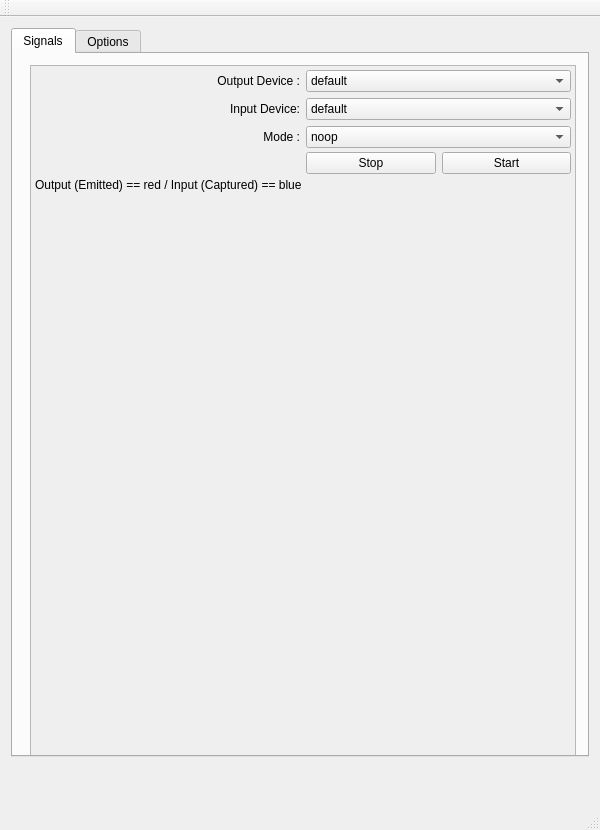
Above: src/gui/MainWindow.ui from gavv/signal-estimator before the change. Below: the same form after it.
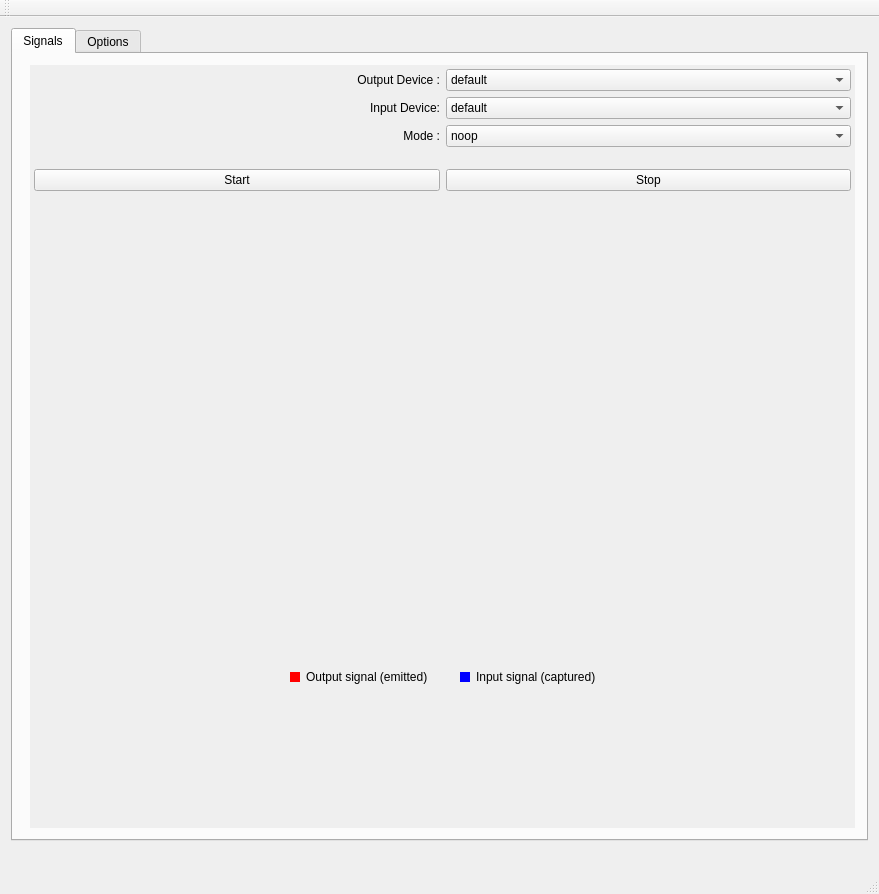
That is the form after the change. Custom widgets are drawn as their Qt base class.

Commit message: Refine GUI and add notice to README

```diff
--- a/src/gui/MainWindow.ui
+++ b/src/gui/MainWindow.ui
@@ -6,8 +6,8 @@
    <rect>
     <x>0</x>
     <y>0</y>
-    <width>600</width>
-    <height>830</height>
+    <width>879</width>
+    <height>894</height>
    </rect>
   </property>
   <property name="minimumSize">
@@ -39,6 +39,9 @@
             <height>700</height>
            </size>
           </property>
+          <property name="frameShape">
+           <enum>QFrame::NoFrame</enum>
+          </property>
           <property name="widgetResizable">
            <bool>true</bool>
           </property>
@@ -47,17 +50,11 @@
             <rect>
              <x>0</x>
              <y>0</y>
-             <width>552</width>
-             <height>698</height>
+             <width>845</width>
+             <height>700</height>
             </rect>
            </property>
-           <layout class="QFormLayout" name="formLayout_4">
-            <property name="horizontalSpacing">
-             <number>4</number>
-            </property>
-            <property name="verticalSpacing">
-             <number>4</number>
-            </property>
+           <layout class="QVBoxLayout" name="verticalLayout">
             <property name="leftMargin">
              <number>4</number>
             </property>
@@ -70,7 +67,7 @@
             <property name="bottomMargin">
              <number>4</number>
             </property>
-            <item row="0" column="0" colspan="2">
+            <item>
              <layout class="QGridLayout" name="gridLayout">
               <item row="1" column="1">
                <widget class="QComboBox" name="OutputDevices">
@@ -150,18 +147,30 @@
               </item>
              </layout>
             </item>
-            <item row="1" column="1">
+            <item>
+             <widget class="QFrame" name="frame">
+              <property name="minimumSize">
+               <size>
+                <width>0</width>
+                <height>10</height>
+               </size>
+              </property>
+              <property name="maximumSize">
+               <size>
+                <width>16777215</width>
+                <height>10</height>
+               </size>
+              </property>
+              <property name="frameShape">
+               <enum>QFrame::NoFrame</enum>
+              </property>
+              <property name="frameShadow">
+               <enum>QFrame::Raised</enum>
+              </property>
+             </widget>
+            </item>
+            <item>
              <layout class="QHBoxLayout" name="horizontalLayout">
-              <item>
-               <widget class="QPushButton" name="StopButton">
-                <property name="toolTip">
-                 <string>&lt;html&gt;&lt;head/&gt;&lt;body&gt;&lt;p&gt;Stop graphing. Please wait for the sounds of signal-estimator to stop&lt;/p&gt;&lt;/body&gt;&lt;/html&gt;</string>
-                </property>
-                <property name="text">
-                 <string>Stop</string>
-                </property>
-               </widget>
-              </item>
               <item>
                <widget class="QPushButton" name="StartButton">
                 <property name="toolTip">
@@ -172,22 +181,173 @@
                 </property>
                </widget>
               </item>
+              <item>
+               <widget class="QPushButton" name="StopButton">
+                <property name="toolTip">
+                 <string>&lt;html&gt;&lt;head/&gt;&lt;body&gt;&lt;p&gt;Stop graphing. Please wait for the sounds of signal-estimator to stop&lt;/p&gt;&lt;/body&gt;&lt;/html&gt;</string>
+                </property>
+                <property name="text">
+                 <string>Stop</string>
+                </property>
+               </widget>
+              </item>
              </layout>
             </item>
-            <item row="2" column="0">
-             <widget class="QLabel" name="OutputLabel">
-              <property name="text">
-               <string>Output (Emitted) == red / Input (Captured) == blue</string>
+            <item>
+             <widget class="QFrame" name="frame_3">
+              <property name="minimumSize">
+               <size>
+                <width>0</width>
+                <height>10</height>
+               </size>
+              </property>
+              <property name="maximumSize">
+               <size>
+                <width>16777215</width>
+                <height>10</height>
+               </size>
+              </property>
+              <property name="frameShape">
+               <enum>QFrame::NoFrame</enum>
+              </property>
+              <property name="frameShadow">
+               <enum>QFrame::Raised</enum>
               </property>
              </widget>
             </item>
-            <item row="3" column="0" colspan="2">
+            <item>
              <widget class="QwtPlot" name="OutputSig">
               <property name="autoReplot">
                <bool>false</bool>
               </property>
              </widget>
             </item>
+            <item>
+             <widget class="QFrame" name="frame_2">
+              <property name="minimumSize">
+               <size>
+                <width>0</width>
+                <height>10</height>
+               </size>
+              </property>
+              <property name="maximumSize">
+               <size>
+                <width>16777215</width>
+                <height>10</height>
+               </size>
+              </property>
+              <property name="frameShape">
+               <enum>QFrame::NoFrame</enum>
+              </property>
+              <property name="frameShadow">
+               <enum>QFrame::Raised</enum>
+              </property>
+             </widget>
+            </item>
+            <item>
+             <layout class="QHBoxLayout" name="horizontalLayout_2">
+              <item>
+               <spacer name="horizontalSpacer">
+                <property name="orientation">
+                 <enum>Qt::Horizontal</enum>
+                </property>
+                <property name="sizeHint" stdset="0">
+                 <size>
+                  <width>40</width>
+                  <height>20</height>
+                 </size>
+                </property>
+               </spacer>
+              </item>
+              <item>
+               <widget class="QLabel" name="label_4">
+                <property name="minimumSize">
+                 <size>
+                  <width>10</width>
+                  <height>10</height>
+                 </size>
+                </property>
+                <property name="maximumSize">
+                 <size>
+                  <width>10</width>
+                  <height>10</height>
+                 </size>
+                </property>
+                <property name="styleSheet">
+                 <string notr="true">background-color: red;</string>
+                </property>
+                <property name="text">
+                 <string/>
+                </property>
+               </widget>
+              </item>
+              <item>
+               <widget class="QLabel" name="OutputLabel">
+                <property name="text">
+                 <string>&lt;html&gt;&lt;head/&gt;&lt;body&gt;&lt;p&gt;Output signal (emitted)&lt;/p&gt;&lt;/body&gt;&lt;/html&gt;</string>
+                </property>
+               </widget>
+              </item>
+              <item>
+               <widget class="QFrame" name="frame_4">
+                <property name="minimumSize">
+                 <size>
+                  <width>20</width>
+                  <height>0</height>
+                 </size>
+                </property>
+                <property name="frameShape">
+                 <enum>QFrame::NoFrame</enum>
+                </property>
+                <property name="frameShadow">
+                 <enum>QFrame::Raised</enum>
+                </property>
+               </widget>
+              </item>
+              <item>
+               <widget class="QLabel" name="label_5">
+                <property name="minimumSize">
+                 <size>
+                  <width>10</width>
+                  <height>10</height>
+                 </size>
+                </property>
+                <property name="maximumSize">
+                 <size>
+                  <width>10</width>
+                  <height>10</height>
+                 </size>
+                </property>
+                <property name="styleSheet">
+                 <string notr="true">background-color: blue;</string>
+                </property>
+                <property name="text">
+                 <string/>
+                </property>
+               </widget>
+              </item>
+              <item>
+               <widget class="QLabel" name="label_6">
+                <property name="text">
+                 <string>Input signal (captured)</string>
+                </property>
+               </widget>
+              </item>
+              <item>
+               <spacer name="horizontalSpacer_2">
+                <property name="orientation">
+                 <enum>Qt::Horizontal</enum>
+                </property>
+                <property name="sizeHint" stdset="0">
+                 <size>
+                  <width>40</width>
+                  <height>20</height>
+                 </size>
+                </property>
+               </spacer>
+              </item>
+             </layout>
+            </item>
            </layout>
           </widget>
          </widget>
@@ -580,13 +740,6 @@
       </property>
      </widget>
     </item>
-    <item>
-     <widget class="QLabel" name="ErrorLabel_2">
-      <property name="text">
-       <string/>
-      </property>
-     </widget>
-    </item>
    </layout>
   </widget>
   <widget class="QMenuBar" name="menuBar">
```
Left out of the diff: 12 changed lines with no effect on the pictures. The commit also changes 2 other files.
